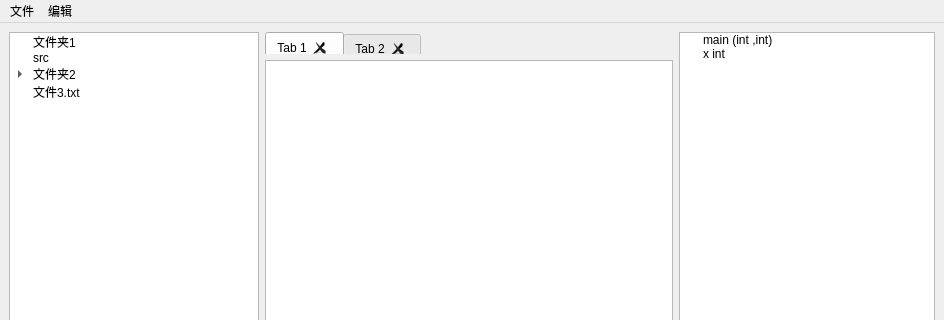
Old version of the form mainwindow.ui in the repository K758573/CodeAnalysis; both pictures show x 0 to 944 and y 0 to 320 of the 944 by 587 pixel window.
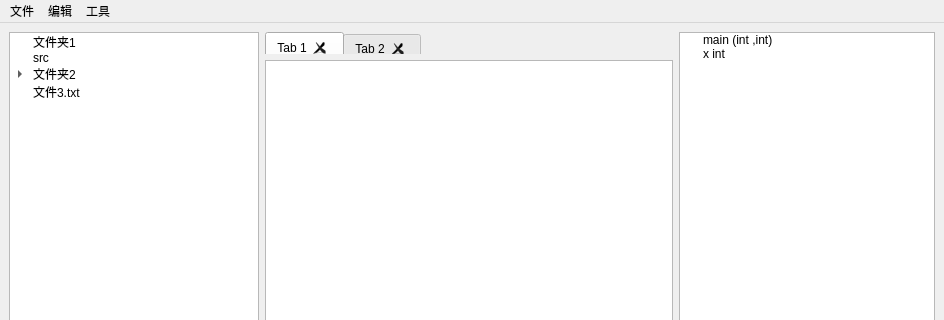
New version of the form.

```diff
--- a/mainwindow.ui
+++ b/mainwindow.ui
@@ -232,8 +232,15 @@
     </property>
     <addaction name="action_find"/>
    </widget>
+   <widget class="QMenu" name="menu_3">
+    <property name="title">
+     <string>工具</string>
+    </property>
+    <addaction name="action_syntax_check"/>
+   </widget>
    <addaction name="menu"/>
    <addaction name="menu_2"/>
+   <addaction name="menu_3"/>
   </widget>
   <widget class="QStatusBar" name="statusbar"/>
   <action name="action_open_file">
```
Left out of the diff: 12 changed lines with no effect on the pictures.
